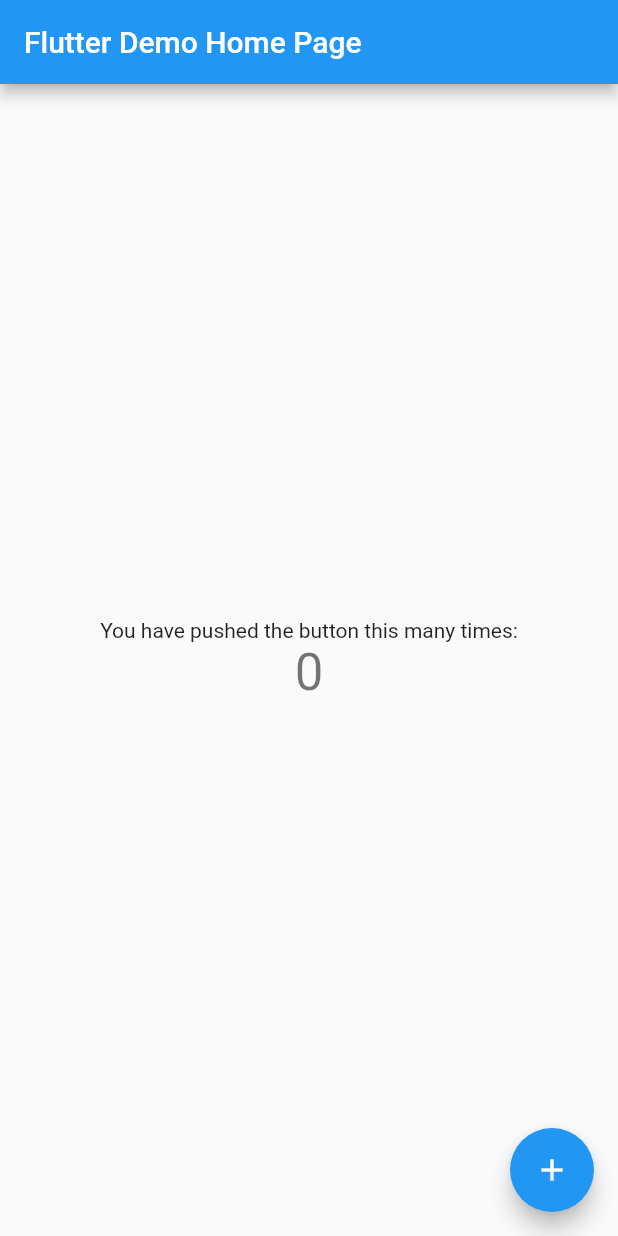
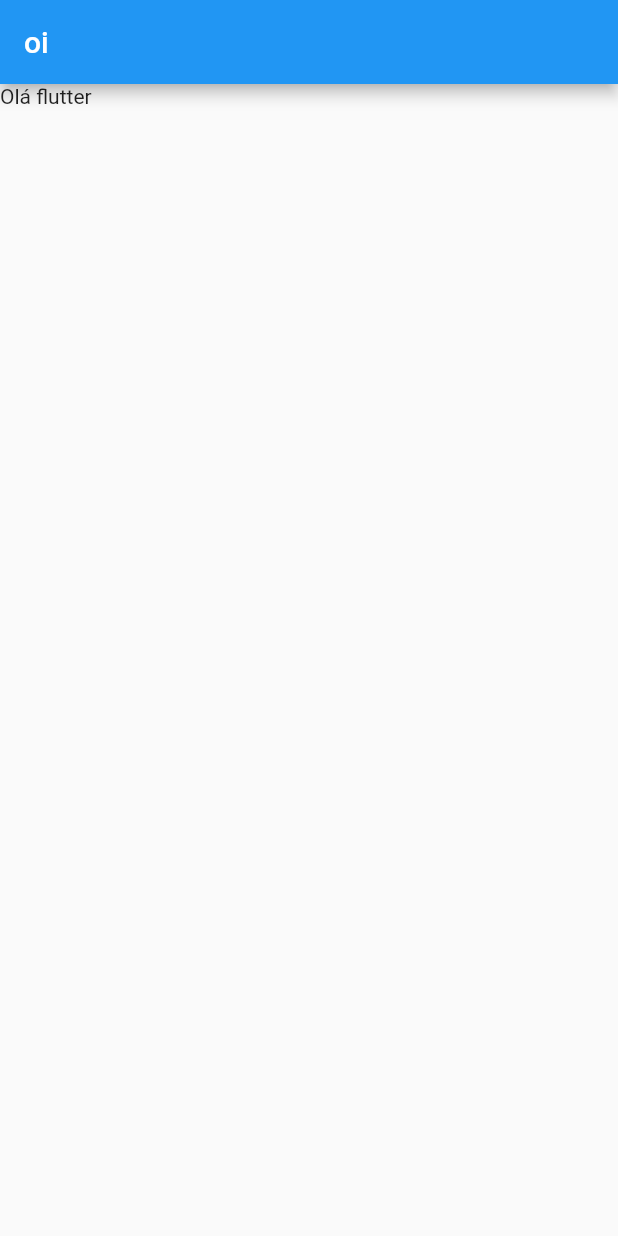
Before and after one commit to DevGabrielPires/Projeto_perguntas, a Flutter app: the screen it shows after launch, on a phone screen of 412 x 824 dp. Run offline on Flutter 3.47's test engine with Material 2 defaults, Android fonts, the phone set to English and light mode, and no system bars.

Commit message:
:sparkles: New: Finishing class about widget tree

```diff
--- a/lib/main.dart
+++ b/lib/main.dart
@@ -1,115 +1,21 @@
 import 'package:flutter/material.dart';
 
 void main() {
-  runApp(const MyApp());
+  runApp(const PerguntaApp());
 }
 
-class MyApp extends StatelessWidget {
-  const MyApp({Key? key}) : super(key: key);
+class PerguntaApp extends StatelessWidget {
+  const PerguntaApp({Key? key}) : super(key: key);
 
-  // This widget is the root of your application.
   @override
   Widget build(BuildContext context) {
     return MaterialApp(
-      title: 'Flutter Demo',
-      theme: ThemeData(
-        // This is the theme of your application.
-        //
-        // Try running your application with "flutter run". You'll see the
-        // application has a blue toolbar. Then, without quitting the app, try
-        // changing the primarySwatch below to Colors.green and then invoke
-        // "hot reload" (press "r" in the console where you ran "flutter run",
-        // or simply save your changes to "hot reload" in a Flutter IDE).
-        // Notice that the counter didn't reset back to zero; the application
-        // is not restarted.
-        primarySwatch: Colors.blue,
+      home: Scaffold(
+        appBar: AppBar(
+          title: const Text('oi'),
+        ),
+        body: const Text('Olá flutter'),
       ),
-      home: const MyHomePage(title: 'Flutter Demo Home Page'),
     );
   }
 }
-
-class MyHomePage extends StatefulWidget {
-  const MyHomePage({Key? key, required this.title}) : super(key: key);
-
-  // This widget is the home page of your application. It is stateful, meaning
-  // that it has a State object (defined below) that contains fields that affect
-  // how it looks.
-
-  // This class is the configuration for the state. It holds the values (in this
-  // case the title) provided by the parent (in this case the App widget) and
-  // used by the build method of the State. Fields in a Widget subclass are
-  // always marked "final".
-
-  final String title;
-
-  @override
-  State<MyHomePage> createState() => _MyHomePageState();
-}
-
-class _MyHomePageState extends State<MyHomePage> {
-  int _counter = 0;
-
-  void _incrementCounter() {
-    setState(() {
-      // This call to setState tells the Flutter framework that something has
-      // changed in this State, which causes it to rerun the build method below
-      // so that the display can reflect the updated values. If we changed
-      // _counter without calling setState(), then the build method would not be
-      // called again, and so nothing would appear to happen.
-      _counter++;
-    });
-  }
-
-  @override
-  Widget build(BuildContext context) {
-    // This method is rerun every time setState is called, for instance as done
-    // by the _incrementCounter method above.
-    //
-    // The Flutter framework has been optimized to make rerunning build methods
-    // fast, so that you can just rebuild anything that needs updating rather
-    // than having to individually change instances of widgets.
-    return Scaffold(
-      appBar: AppBar(
-        // Here we take the value from the MyHomePage object that was created by
-        // the App.build method, and use it to set our appbar title.
-        title: Text(widget.title),
-      ),
-      body: Center(
-        // Center is a layout widget. It takes a single child and positions it
-        // in the middle of the parent.
-        child: Column(
-          // Column is also a layout widget. It takes a list of children and
-          // arranges them vertically. By default, it sizes itself to fit its
-          // children horizontally, and tries to be as tall as its parent.
-          //
-          // Invoke "debug painting" (press "p" in the console, choose the
-          // "Toggle Debug Paint" action from the Flutter Inspector in Android
-          // Studio, or the "Toggle Debug Paint" command in Visual Studio Code)
-          // to see the wireframe for each widget.
-          //
-          // Column has various properties to control how it sizes itself and
-          // how it positions its children. Here we use mainAxisAlignment to
-          // center the children vertically; the main axis here is the vertical
-          // axis because Columns are vertical (the cross axis would be
-          // horizontal).
-          mainAxisAlignment: MainAxisAlignment.center,
-          children: <Widget>[
-            const Text(
-              'You have pushed the button this many times:',
-            ),
-            Text(
-              '$_counter',
-              style: Theme.of(context).textTheme.headline4,
-            ),
-          ],
-        ),
-      ),
-      floatingActionButton: FloatingActionButton(
-        onPressed: _incrementCounter,
-        tooltip: 'Increment',
-        child: const Icon(Icons.add),
-      ), // This trailing comma makes auto-formatting nicer for build methods.
-    );
-  }
-}
```
Also changed, not shown: 1 other file.
